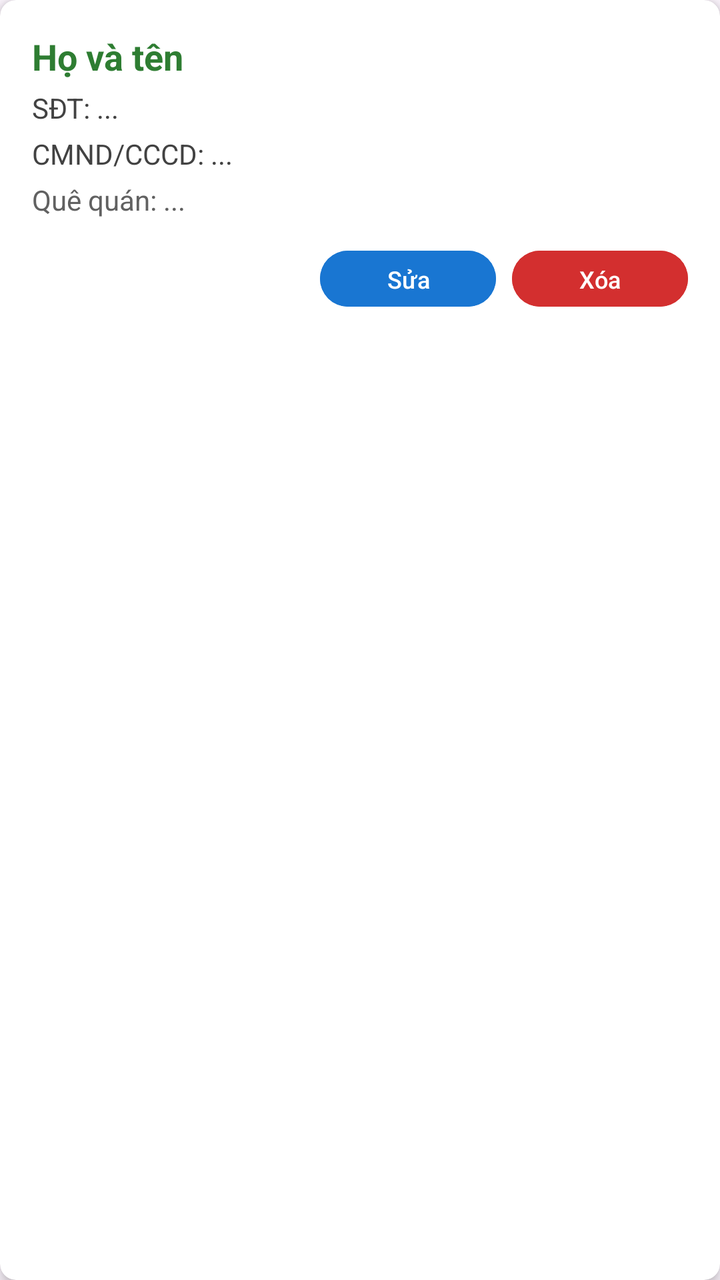
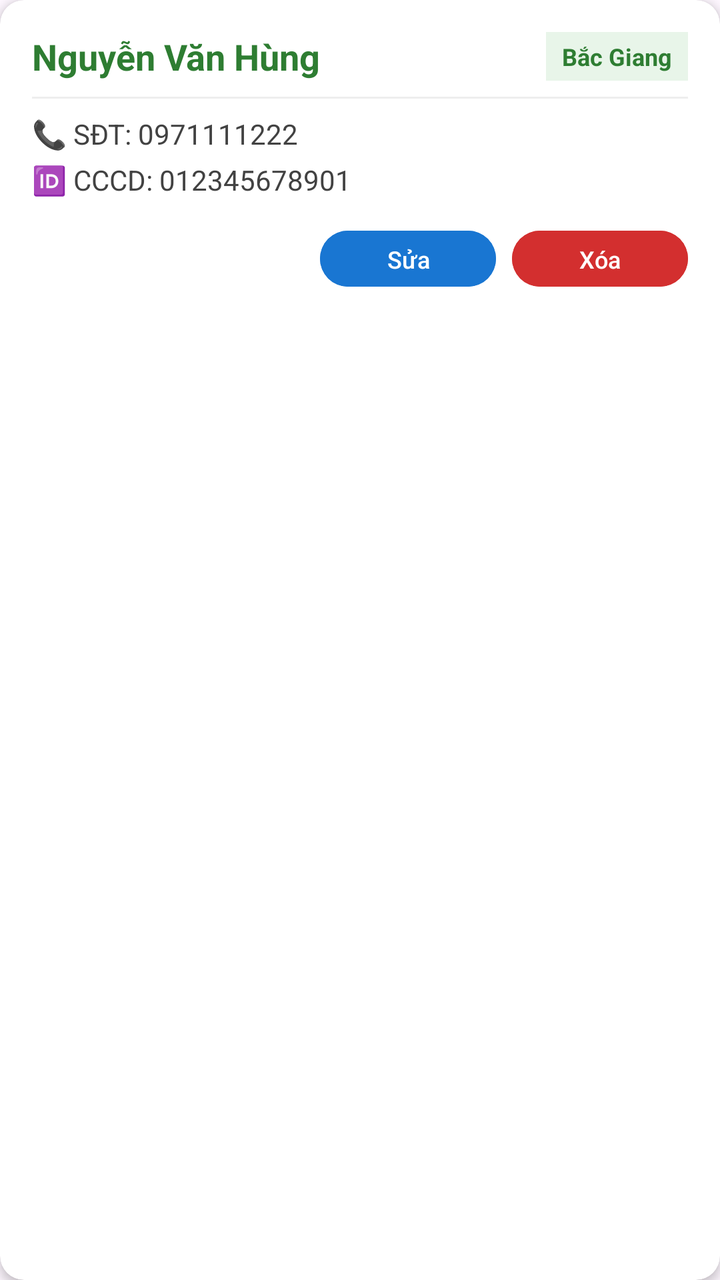

An Android layout rendered at two revisions. The XML below is the earlier revision; the diff shows what the commit changed to produce the second picture.
<!-- AndroidManifest.xml: application theme Theme.DACK2026 -->
<!-- res/layout/item_khach_thue.xml -->
<?xml version="1.0" encoding="utf-8"?>
<androidx.cardview.widget.CardView xmlns:android="http://schemas.android.com/apk/res/android"
    xmlns:app="http://schemas.android.com/apk/res-auto"
    android:layout_width="match_parent"
    android:layout_height="wrap_content"
    android:layout_marginHorizontal="16dp"
    android:layout_marginVertical="8dp"
    app:cardCornerRadius="8dp"
    app:cardElevation="4dp">

    <LinearLayout
        android:layout_width="match_parent"
        android:layout_height="wrap_content"
        android:orientation="vertical"
        android:padding="16dp">

        <TextView
            android:id="@+id/tvHoTen"
            android:layout_width="match_parent"
            android:layout_height="wrap_content"
            android:text="Họ và tên"
            android:textColor="#2E7D32"
            android:textSize="18sp"
            android:textStyle="bold" />

        <TextView
            android:id="@+id/tvSdt"
            android:layout_width="match_parent"
            android:layout_height="wrap_content"
            android:layout_marginTop="4dp"
            android:text="SĐT: ..."
            android:textColor="#424242"
            android:textSize="14sp" />

        <TextView
            android:id="@+id/tvCmnd"
            android:layout_width="match_parent"
            android:layout_height="wrap_content"
            android:layout_marginTop="4dp"
            android:text="CMND/CCCD: ..."
            android:textColor="#424242"
            android:textSize="14sp" />

        <TextView
            android:id="@+id/tvQueQuan"
            android:layout_width="match_parent"
            android:layout_height="wrap_content"
            android:layout_marginTop="4dp"
            android:text="Quê quán: ..."
            android:textColor="#616161"
            android:textSize="14sp" />

        <LinearLayout
            android:layout_width="match_parent"
            android:layout_height="wrap_content"
            android:layout_marginTop="12dp"
            android:gravity="end"
            android:orientation="horizontal">

            <Button
                android:id="@+id/btnEdit"
                android:layout_width="wrap_content"
                android:layout_height="36dp"
                android:layout_marginEnd="8dp"
                android:backgroundTint="#1976D2"
                android:text="Sửa"
                android:textColor="#FFFFFF"
                android:textSize="12sp" />

            <Button
                android:id="@+id/btnDelete"
                android:layout_width="wrap_content"
                android:layout_height="36dp"
                android:backgroundTint="#D32F2F"
                android:text="Xóa"
                android:textColor="#FFFFFF"
                android:textSize="12sp" />
        </LinearLayout>
    </LinearLayout>
</androidx.cardview.widget.CardView>
<!-- resources referenced by this layout -->
<resources>
  <style name="Theme.DACK2026" parent="Base.Theme.DACK2026" />
  <style name="Base.Theme.DACK2026" parent="Theme.Material3.DayNight.NoActionBar">
          
          
      </style>
</resources>

<!-- the commit's change to res/layout/item_khach_thue.xml (unified diff, before → after) -->
@@ -5,8 +5,8 @@
     android:layout_height="wrap_content"
     android:layout_marginHorizontal="16dp"
     android:layout_marginVertical="8dp"
-    app:cardCornerRadius="8dp"
-    app:cardElevation="4dp">
+    app:cardCornerRadius="12dp"
+    app:cardElevation="3dp">
 
     <LinearLayout
         android:layout_width="match_parent"
@@ -14,21 +14,46 @@
         android:orientation="vertical"
         android:padding="16dp">
 
-        <TextView
-            android:id="@+id/tvHoTen"
+        <LinearLayout
             android:layout_width="match_parent"
             android:layout_height="wrap_content"
-            android:text="Họ và tên"
-            android:textColor="#2E7D32"
-            android:textSize="18sp"
-            android:textStyle="bold" />
+            android:orientation="horizontal"
+            android:gravity="center_vertical">
+
+            <TextView
+                android:id="@+id/tvHoTen"
+                android:layout_width="0dp"
+                android:layout_height="wrap_content"
+                android:layout_weight="1"
+                android:text="Nguyễn Văn Hùng"
+                android:textColor="#2E7D32"
+                android:textSize="18sp"
+                android:textStyle="bold" />
+
+            <TextView
+                android:id="@+id/tvQueQuan"
+                android:layout_width="wrap_content"
+                android:layout_height="wrap_content"
+                android:background="#E8F5E9"
+                android:paddingHorizontal="8dp"
+                android:paddingVertical="4dp"
+                android:text="Bắc Giang"
+                android:textColor="#2E7D32"
+                android:textSize="12sp"
+                android:textStyle="bold" />
+        </LinearLayout>
+
+        <View
+            android:layout_width="match_parent"
+            android:layout_height="1dp"
+            android:background="#EEEEEE"
+            android:layout_marginVertical="8dp" />
 
         <TextView
             android:id="@+id/tvSdt"
             android:layout_width="match_parent"
             android:layout_height="wrap_content"
-            android:layout_marginTop="4dp"
-            android:text="SĐT: ..."
+            android:text="📞 SĐT: 0971111222"
             android:textColor="#424242"
             android:textSize="14sp" />
 
@@ -37,17 +62,8 @@
             android:layout_width="match_parent"
             android:layout_height="wrap_content"
             android:layout_marginTop="4dp"
-            android:text="CMND/CCCD: ..."
+            android:text="🆔 CCCD: 012345678901"
             android:textColor="#424242"
-            android:textSize="14sp" />
-
-        <TextView
-            android:id="@+id/tvQueQuan"
-            android:layout_width="match_parent"
-            android:layout_height="wrap_content"
-            android:layout_marginTop="4dp"
-            android:text="Quê quán: ..."
-            android:textColor="#616161"
             android:textSize="14sp" />
 
         <LinearLayout
